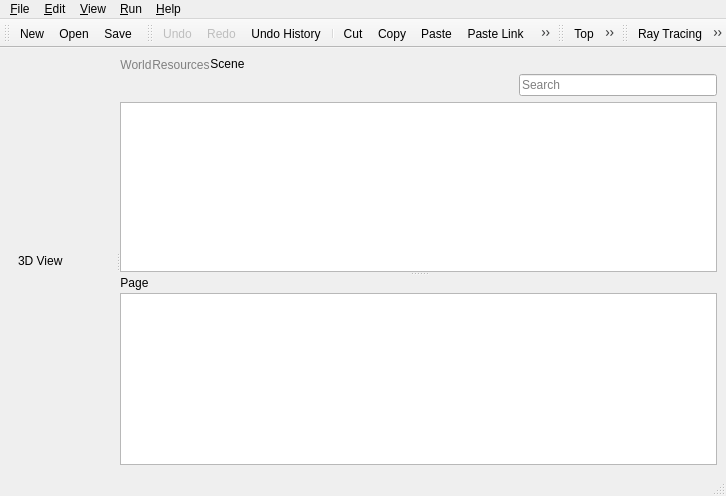
Before: the Qt Designer form source/application/main/MainWindow.ui in CST-Modelling-Tools/TonatiuhPP, drawn with Qt 5.
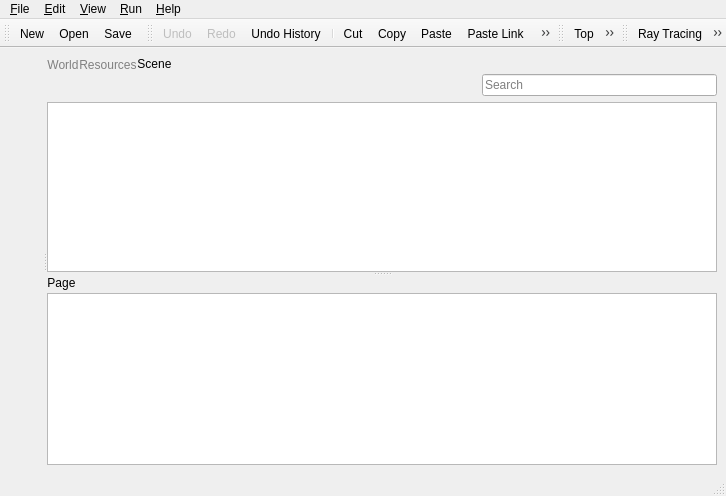
After: the same form once the commit is applied. Icons and pictures are not drawn. Custom widgets are drawn as their Qt base class.

Commit message: GraphicView based on QWidget

```diff
--- a/source/application/main/MainWindow.ui
+++ b/source/application/main/MainWindow.ui
@@ -50,16 +50,8 @@
       <property name="orientation">
        <enum>Qt::Horizontal</enum>
       </property>
-      <widget class="QWidget" name="widget" native="true">
-       <layout class="QHBoxLayout" name="horizontalLayout_3">
-        <item>
-         <widget class="QLabel" name="label">
-          <property name="text">
-           <string>3D View</string>
-          </property>
-         </widget>
-        </item>
-       </layout>
+      <widget class="GraphicView" name="widgetView3D" native="true">
+       <layout class="QHBoxLayout" name="horizontalLayout_3"/>
       </widget>
       <widget class="QSplitter" name="splitterV">
        <property name="orientation">
@@ -929,6 +921,12 @@
    <header>parameters/ParametersTabs.h</header>
    <container>1</container>
   </customwidget>
+  <customwidget>
+   <class>GraphicView</class>
+   <extends>QWidget</extends>
+   <header>view/GraphicView.h</header>
+   <container>1</container>
+  </customwidget>
  </customwidgets>
  <resources>
   <include location="../resources.qrc"/>
```
Left out of the diff: 8 changed lines with no effect on the pictures. The commit also changes 31 other files.
